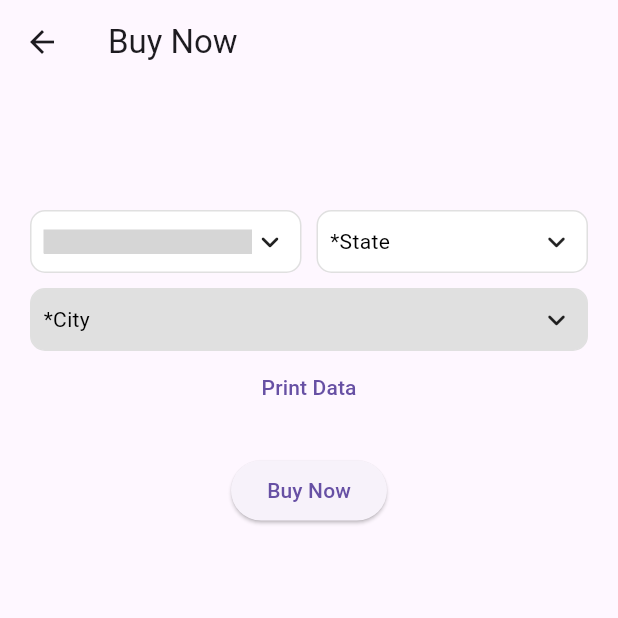
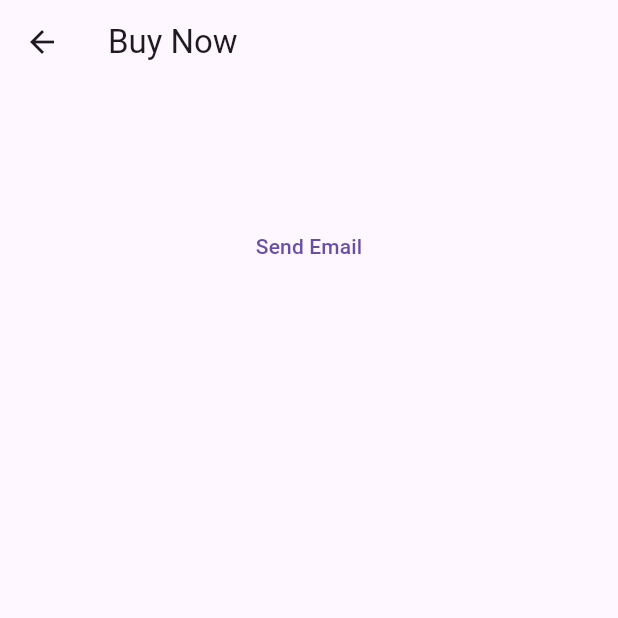
Before and after one commit to choudharyuzair2126/Shopping_App-with-Firebase, a Flutter app: the BuyNow screen opened directly, on a phone screen of 412 x 824 dp, the top half of it. Run offline on Flutter 3.47's test engine with Material 3 defaults, Android fonts, the phone set to English and light mode, and no system bars; drawn by our look-alikes of csc_picker; our stand-ins replace badges, cloud_firestore, dio, eva_icons_flutter, firebase_auth, firebase_core and 4 more; missing offline and left inert: flutter_cart; accounts and stored records are empty; generated files the repository leaves out were written again; grey boxes are pictures that could not be loaded.

Commit message:
Initial commit

```diff
--- a/lib/Screens/buynow.dart
+++ b/lib/Screens/buynow.dart
@@ -1,7 +1,6 @@
 import 'dart:convert';
 import 'package:flutter/material.dart';
 import 'package:http/http.dart' as http;
-import 'package:csc_picker/csc_picker.dart';
 
 class BuyNow extends StatefulWidget {
   const BuyNow({Key? key}) : super(key: key);
@@ -14,29 +13,6 @@ class _BuyNowState extends State<BuyNow> {
   String countryValue = "";
   String stateValue = "";
   String cityValue = "";
-  String address = "";
-
-  Future<void> sendOrder(String address) async {
-    try {
-      final url = Uri.parse(
-          'https://app-ddc2dxbgf-uzairs-projects-8123cd52.vercel.app/api/sendEmail');
-      final response = await http.post(
-        url,
-        headers: {
-          'Content-Type': 'application/json',
-        },
-        body: jsonEncode({'address': address}),
-      );
-
-      if (response.statusCode == 200) {
-        print('Email sent successfully');
-      } else {
-        print('Failed to send email');
-      }
-    } catch (error) {
-      print('Error sending order: $error');
-    }
-  }
 
   @override
   Widget build(BuildContext context) {
@@ -50,73 +26,14 @@ class _BuyNowState extends State<BuyNow> {
           height: 600,
           child: Column(
             children: [
-              CSCPicker(
-                showStates: true,
-                showCities: true,
-                flagState: CountryFlag.ENABLE,
-                dropdownDecoration: BoxDecoration(
-                  borderRadius: const BorderRadius.all(Radius.circular(10)),
-                  color: Colors.white,
-                  border: Border.all(color: Colors.grey.shade300, width: 1),
-                ),
-                disabledDropdownDecoration: BoxDecoration(
-                  borderRadius: const BorderRadius.all(Radius.circular(10)),
-                  color: Colors.grey.shade300,
-                  border: Border.all(color: Colors.grey.shade300, width: 1),
-                ),
-                countrySearchPlaceholder: "Country",
-                stateSearchPlaceholder: "State",
-                citySearchPlaceholder: "City",
-                countryDropdownLabel: "*Country",
-                stateDropdownLabel: "*State",
-                cityDropdownLabel: "*City",
-                disableCountry: true,
-                defaultCountry: CscCountry.Pakistan,
-                selectedItemStyle: const TextStyle(
-                  color: Colors.black,
-                  fontSize: 14,
-                ),
-                dropdownHeadingStyle: const TextStyle(
-                  color: Colors.black,
-                  fontSize: 17,
-                  fontWeight: FontWeight.bold,
-                ),
-                dropdownItemStyle: const TextStyle(
-                  color: Colors.black,
-                  fontSize: 14,
-                ),
-                dropdownDialogRadius: 10.0,
-                searchBarRadius: 10.0,
-                onCountryChanged: (value) {
-                  setState(() {
-                    countryValue = value;
-                  });
+              // Your CSCPicker code here
+
+              TextButton(
+                onPressed: () async {
+                  String address = "$cityValue, $stateValue, $countryValue";
+                  await sendEmail(address);
                 },
-                onStateChanged: (value) {
-                  setState(() {
-                    stateValue = value.toString();
-                  });
-                },
-                onCityChanged: (value) {
-                  setState(() {
-                    cityValue = value.toString();
-                  });
-                },
-              ),
-              TextButton(
-                onPressed: () {
-                  setState(() {
-                    address = "$cityValue, $stateValue, $countryValue";
-                  });
-                },
-                child: const Text("Print Data"),
-              ),
-              Text(address),
-              ElevatedButton(
-                onPressed: () {
-                  sendOrder(address);
-                },
-                child: const Text("Buy Now"),
+                child: const Text("Send Email"),
               ),
             ],
           ),
@@ -124,4 +41,30 @@ class _BuyNowState extends State<BuyNow> {
       ),
     );
   }
+
+  Future<void> sendEmail(String address) async {
+    try {
+      final response = await http.post(
+        Uri.parse(
+            'https://app-ddc2dxbgf-uzairs-projects-8123cd52.vercel.app/api/sendEmail'), // Replace with your serverless function URL
+        headers: <String, String>{
+          'Content-Type': 'application/json;',
+        },
+        body: jsonEncode(<String, String>{
+          'address': address,
+        }),
+      );
+
+      if (response.statusCode == 200) {
+        print('Email sent successfully');
+        // Handle success, e.g., show a success message
+      } else {
+        print('Failed to send email. Status code: ${response.statusCode}');
+        // Handle error, e.g., show an error message
+      }
+    } catch (e) {
+      print('Error sending email: $e');
+      // Handle error, e.g., show an error message
+    }
+  }
 }
```
